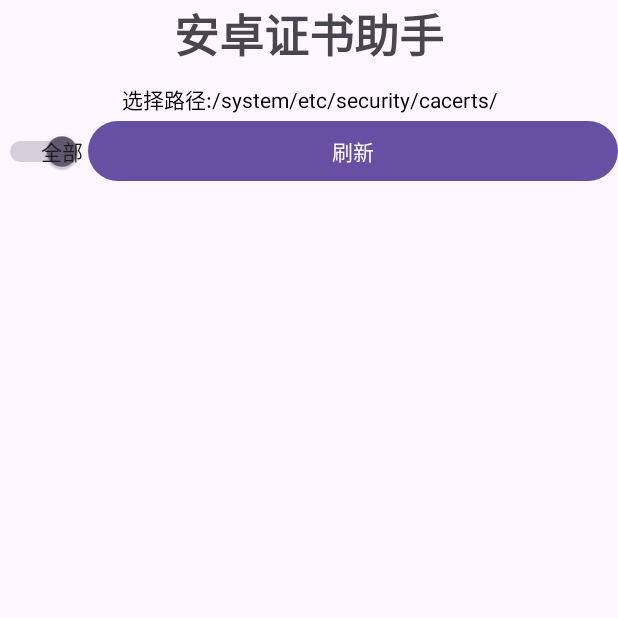
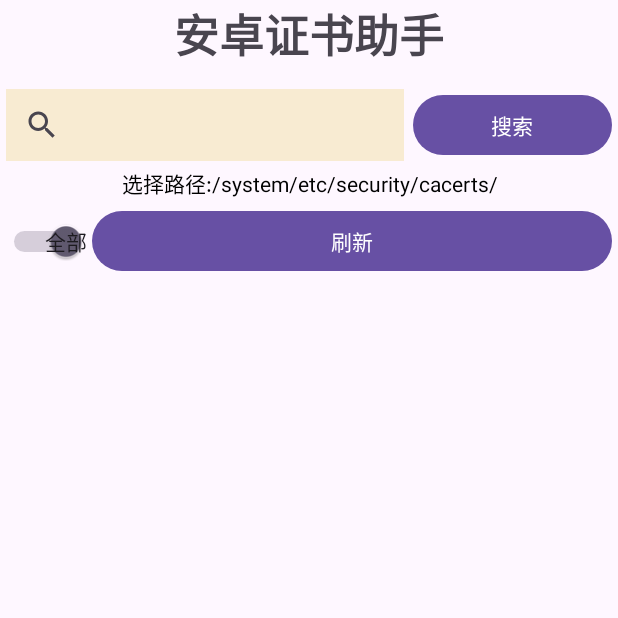
Before and after one commit to xs-alpha/AndroidCertHelper, an Android app: the screen it shows after launch (MainActivity), on a phone screen of 412 x 824 dp, the top half of it. Run offline under Robolectric (Android 15) with nearby library versions, the phone set to English and light mode, and no system bars; libraries missing offline, so code that uses them is left out: com.blankj.utilcode; 2 statements that could not run were skipped.

Commit message:
commit modify: search

```diff
--- a/app/src/main/java/com/xiaosheng/androidcerthelper/MainActivity.java
+++ b/app/src/main/java/com/xiaosheng/androidcerthelper/MainActivity.java
@@ -13,11 +13,13 @@ import android.widget.AdapterView;
 import android.widget.Button;
 import android.widget.CompoundButton;
 import android.widget.ListView;
+import android.widget.SearchView;
 import android.widget.Switch;
 import android.widget.TextView;
 import android.widget.Toast;
 
 import com.blankj.utilcode.util.FileUtils;
+import com.blankj.utilcode.util.StringUtils;
 import com.blankj.utilcode.util.ToastUtils;
 import com.xiaosheng.androidcerthelper.adapter.CertAdapter;
 import com.xiaosheng.androidcerthelper.constants.Constants;
@@ -28,16 +30,22 @@ import com.xiaosheng.androidcerthelper.utils.thread.ThreadPoolUtils;
 
 import java.io.File;
 import java.util.List;
+import java.util.stream.Collectors;
 
 public class MainActivity extends AppCompatActivity implements View.OnClickListener, CompoundButton.OnCheckedChangeListener {
 
     private Button freshBtn;
     private CertAdapter certAdapter;
 
+    // 渲染列表使用
     private List<CertInfo> certInfos;
+    // 用来做搜索使用
+    private List<CertInfo> totalCertInfos;
     private Switch isExpireSwitch;
     private ThreadPoolUtils threadPool;
     private TextView certPath;
+    private SearchView searchView;
+    private Button searchBtn;
 
     @Override
     protected void onDestroy() {
@@ -50,14 +58,21 @@ public class MainActivity extends AppCompatActivity implements View.OnClickListe
         super.onCreate(savedInstanceState);
         setContentView(R.layout.activity_main);
 
+        initViews();
+
+        loadCerts();
+    }
+
+    private void initViews(){
         freshBtn = findViewById(R.id.refresh);
         freshBtn.setOnClickListener(this);
         isExpireSwitch = findViewById(R.id.is_expire_show_only);
         isExpireSwitch.setOnCheckedChangeListener(this);
         certPath = findViewById(R.id.cert_path);
         certPath.setText(Constants.DEFAULT_CERT_PATH_PREFIX+Constants.DEFAULT_CERT_PATH);
-
-        loadCerts();
+        searchView = findViewById(R.id.search_view);
+        searchBtn = findViewById(R.id.search_btn);
+        searchBtn.setOnClickListener(this);
     }
 
     public void loadCerts(){
@@ -85,9 +100,24 @@ public class MainActivity extends AppCompatActivity implements View.OnClickListe
     @Override
     public void onClick(View view) {
         int id = view.getId();
+        // 由于jdk17 变更,导致这里不能用switch
         if (id==R.id.refresh){
+            ToastUtils.showLong("正在加载...");
             loadCerts();
             ToastUtils.showLong("刷新完成");
+        }else if (id==R.id.search_btn){
+            CharSequence query = searchView.getQuery();
+            String queryMsg = query.toString();
+            LogUtils.log("搜索:"+queryMsg);
+            if (StringUtils.isEmpty(queryMsg)){
+                return;
+            }
+            threadPool.executor(()->{
+                certInfos = totalCertInfos.stream().filter(c -> c.getIssuer().toLowerCase().indexOf(queryMsg.toLowerCase()) > 0).collect(Collectors.toList());
+                renderingListView(certInfos);
+            });
+
+            ToastUtils.showLong("搜索完成");
         }
     }
 
@@ -104,6 +134,7 @@ public class MainActivity extends AppCompatActivity implements View.OnClickListe
             File[] files = file.listFiles();
 
             certInfos = CertUtils.loadCerts(files);
+            totalCertInfos = certInfos;
             renderingListView(certInfos);
         }
     }
--- a/app/src/main/res/layout/activity_main.xml
+++ b/app/src/main/res/layout/activity_main.xml
@@ -17,6 +17,25 @@
         android:textStyle="bold"
         android:textSize="30sp"
  />
+    <LinearLayout
+        android:layout_width="match_parent"
+        android:orientation="horizontal"
+        android:layout_margin="4sp"
+        android:layout_height="wrap_content">
+        <SearchView
+            android:id="@+id/search_view"
+            android:layout_width="0dp"
+            android:layout_weight="2"
+            android:background="#F8EBD2"
+            android:layout_height="wrap_content"></SearchView>
+        <Button
+            android:id="@+id/search_btn"
+            android:layout_width="0dp"
+            android:layout_weight="1"
+            android:text="搜索"
+            android:layout_marginLeft="6sp"
+            android:layout_height="wrap_content"></Button>
+    </LinearLayout>
 
     <TextView
         android:id="@+id/cert_path"
@@ -29,6 +48,7 @@
     <LinearLayout
         android:layout_width="match_parent"
         android:orientation="horizontal"
+        android:layout_margin="4sp"
         android:layout_height="wrap_content">
 
         <Switch
```
